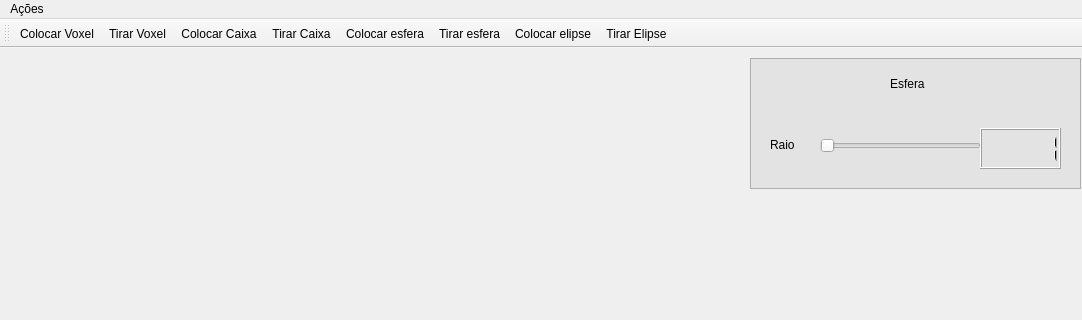
Above: mainwindow.ui from sthefaniafs/Paint-3D before the change; both pictures show x 0 to 1082 and y 0 to 320 of the 1082 by 674 pixel window. Below: the same form after it.
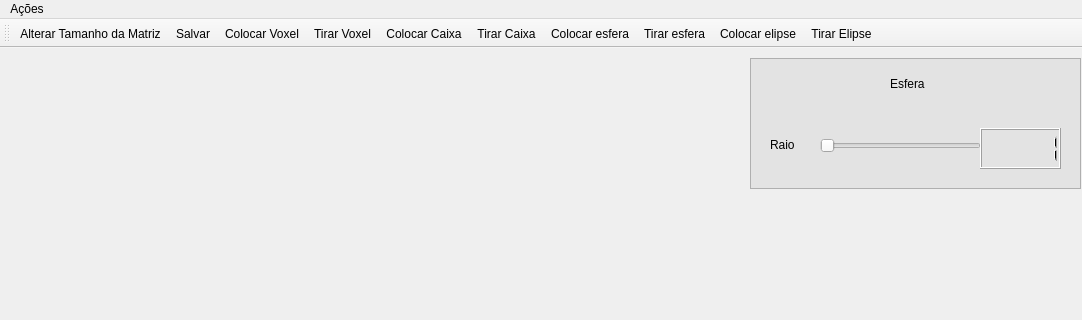
That is the form after the change. Icons and pictures are not drawn.

Commit message: icons salvar e tamanho

The edit to the form file:
```diff
--- a/mainwindow.ui
+++ b/mainwindow.ui
@@ -152,6 +152,8 @@
    <attribute name="toolBarBreak">
     <bool>false</bool>
    </attribute>
+   <addaction name="actionAlterar_Tamanho_da_Matriz"/>
+   <addaction name="actionSalvar"/>
    <addaction name="actionColocar_Voxel"/>
    <addaction name="actionTirar_Voxel"/>
    <addaction name="actionColocar_Caixa"/>
@@ -237,6 +239,24 @@
     <string>Tirar Elipse</string>
    </property>
   </action>
+  <action name="actionAlterar_Tamanho_da_Matriz">
+   <property name="icon">
+    <iconset resource="Icons.qrc">
+     <normaloff>:/Imagens/Icons/Tamanho.PNG</normaloff>:/Imagens/Icons/Tamanho.PNG</iconset>
+   </property>
+   <property name="text">
+    <string>Alterar Tamanho da Matriz</string>
+   </property>
+  </action>
+  <action name="actionSalvar">
+   <property name="icon">
+    <iconset resource="Icons.qrc">
+     <normaloff>:/Imagens/Icons/Salvar.PNG</normaloff>:/Imagens/Icons/Salvar.PNG</iconset>
+   </property>
+   <property name="text">
+    <string>Salvar</string>
+   </property>
+  </action>
  </widget>
  <resources>
   <include location="Icons.qrc"/>
```
Left out of the diff: 2 changed lines with no effect on the pictures. The commit also changes 7 other files.
